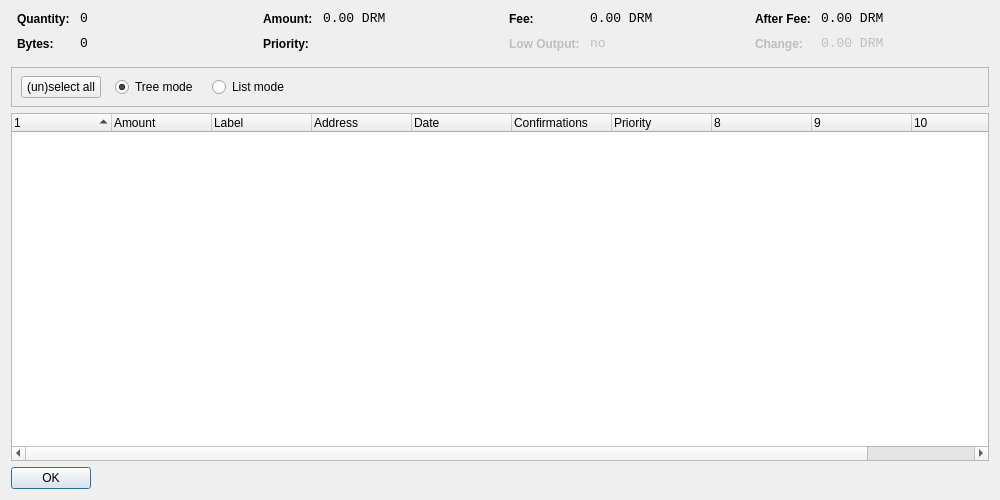
Old version of the form src/qt/forms/coincontroldialog.ui in the repository thirstygerry/SuperCoin.
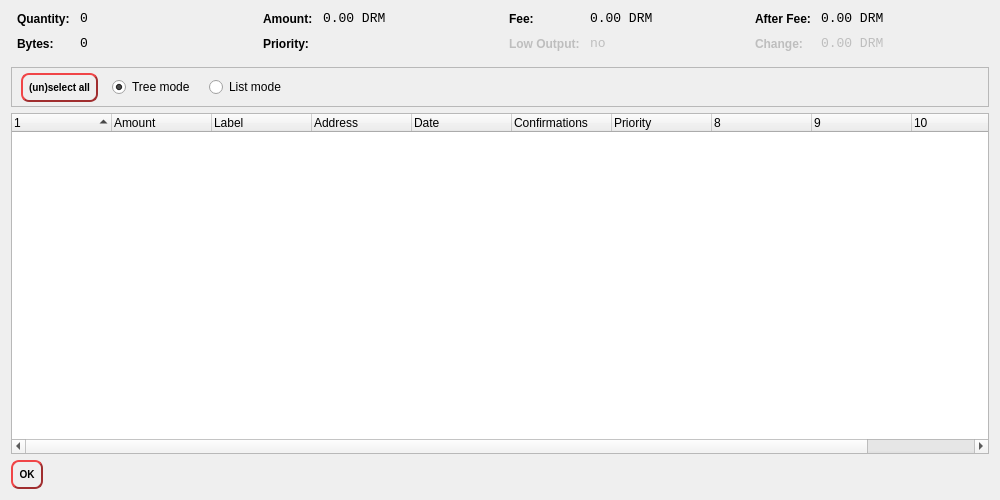
New version of the form. Custom widgets are drawn as their Qt base class.

Diff of the .ui file:
```diff
--- a/src/qt/forms/coincontroldialog.ui
+++ b/src/qt/forms/coincontroldialog.ui
@@ -379,7 +379,7 @@
         <height>41</height>
        </rect>
       </property>
-      <layout class="QHBoxLayout" name="horizontalLayoutPanel" stretch="0,0,0,0,0">
+      <layout class="QHBoxLayout" name="horizontalLayoutPanel" stretch="0,0,0,0">
        <property name="spacing">
         <number>14</number>
        </property>
@@ -391,6 +391,23 @@
            <verstretch>0</verstretch>
           </sizepolicy>
          </property>
+         <property name="styleSheet">
+          <string notr="true">QPushButton {
+     
+	color : rgb(0,0,0);
+     border-style: outset;
+     border-width: 2px;
+     border-radius: 8px;
+     border-color: rgb(160, 46, 47);
+     font: bold 10px;
+     min-width: 6em;
+     padding: 6px;
+ }
+QPushButton:pressed {
+     background-color: rgb(160, 46, 47);
+     border-style: inset;
+ }</string>
+         </property>
          <property name="text">
           <string>(un)select all</string>
          </property>
@@ -527,6 +544,23 @@
        <verstretch>0</verstretch>
       </sizepolicy>
      </property>
+     <property name="styleSheet">
+      <string notr="true">QPushButton {
+     
+	color : rgb(0,0,0);
+     border-style: outset;
+     border-width: 2px;
+     border-radius: 8px;
+     border-color: rgb(160, 46, 47);
+     font: bold 10px;
+     min-width: 6em;
+     padding: 6px;
+ }
+QPushButton:pressed {
+     background-color: rgb(160, 46, 47);
+     border-style: inset;
+ }</string>
+     </property>
      <property name="orientation">
       <enum>Qt::Horizontal</enum>
      </property>
```
